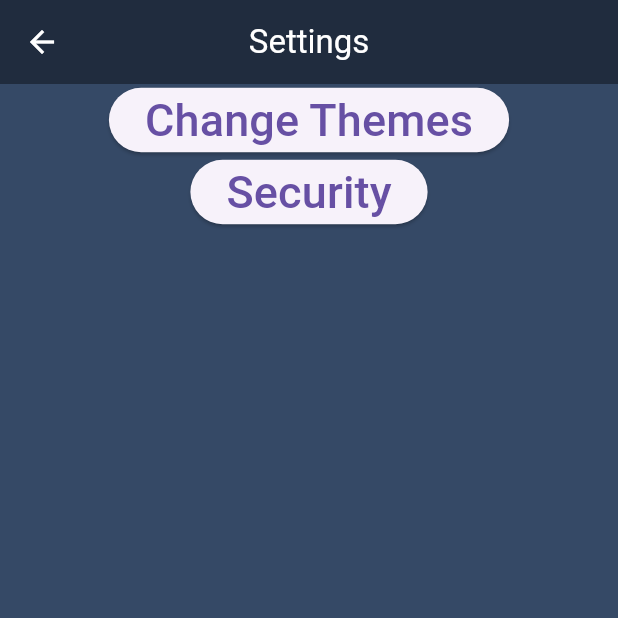
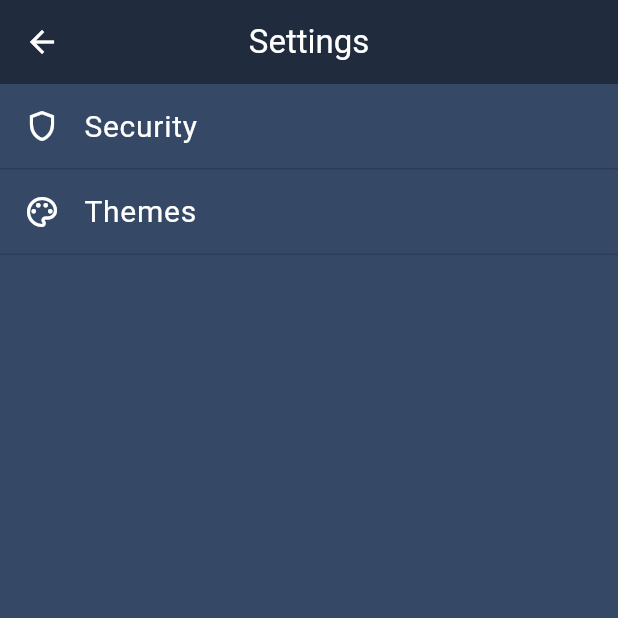
Before and after one commit to BPUP-Suite/Messanger, a Flutter app: the Settings screen opened directly, on a phone screen of 412 x 824 dp, the top half of it. Run offline on Flutter 3.47's test engine with Material 3 defaults, Android fonts, the phone set to English and light mode, and no system bars; our stand-ins replace flutter_speed_dial, local_auth, shared_preferences; accounts and stored records are empty; network calls fail.

Commit message:
update: - migliorato (poco ma necessario) il designi delle impostazioni e di "security" - aggiustato il colore di sfondo di quando si clicca il floatinActionButton in chatList (bianco -> black opacity 0.4) - provato a fare cose con i pannelli della bottom bar ma non sono capace e ho sonno

```diff
--- a/lib/faces/Settings/settings.dart
+++ b/lib/faces/Settings/settings.dart
@@ -21,14 +21,43 @@ class Settings extends StatelessWidget {
       body: Center(
         child: Column(
           children: [
-            ElevatedButton(
-              child: Text(
-                "Change Themes",
+            //Security
+            GestureDetector(
+                onTap: () {
+                  Navigator.push(
+                    context,
+                    MaterialPageRoute(
+                      builder: (context) => Security(),
+                    ),
+                  );
+                },
+                child: Column(
+                  children: [
+                    Container(
+                      child: ListTile(
+                        leading: ExcludeSemantics(
+                          child: Icon(
+                            Icons.shield_outlined, color: Colors.white,),
+                        ),
+                        title: Text(
+                          "Security",
                           style: TextStyle(
-                    fontSize: 30
+                            color: Colors.white,
+                            fontSize: 20,
                           ),
                         ),
-              onPressed: () {
+                      ),
+                    ),
+                    Divider(
+                      height: 1,
+                      color: Color(0xff202c3e).withOpacity(0.4),
+                    ),
+                  ],
+                ),
+            ),
+            //Themes
+            GestureDetector(
+              onTap: () {
                 Navigator.push(
                   context,
                   MaterialPageRoute(
@@ -36,22 +65,29 @@ class Settings extends StatelessWidget {
                   ),
                 );
               },
+              child: Column(
+                children: [
+                  Container(
+                    child: ListTile(
+                      leading: ExcludeSemantics(
+                        child: Icon(
+                          Icons.color_lens_outlined, color: Colors.white,),
                       ),
-            ElevatedButton(
-              child: Text(
-                "Security",
+                      title: Text(
+                        "Themes",
                         style: TextStyle(
-                    fontSize: 30
+                          color: Colors.white,
+                          fontSize: 20,
                         ),
                       ),
-              onPressed: () {
-                Navigator.push(
-                  context,
-                  MaterialPageRoute(
-                    builder: (context) => Security(),
                     ),
-                );
-              },
+                  ),
+                  Divider(
+                    height: 1,
+                    color: Color(0xff202c3e).withOpacity(0.4),
+                  ),
+                ],
+              ),
             ),
           ],
         ),
--- a/lib/faces/chatList.dart
+++ b/lib/faces/chatList.dart
@@ -173,6 +173,8 @@ class ChatList extends StatelessWidget {
           ],
         ),
       ),
+
+      //action button
       floatingActionButton: SpeedDial(
         backgroundColor: Colors.lightBlue,
         animatedIcon: AnimatedIcons.menu_close,
@@ -181,6 +183,10 @@ class ChatList extends StatelessWidget {
         spacing: 5,
         spaceBetweenChildren: 5,
         closeManually: false,
+        overlayColor: Colors.black,
+        overlayOpacity: 0.4,
+
+        // 3 pulsantini che appaiono quando si clicca il pulsante
         children: [
           SpeedDialChild(
             child: Icon(Icons.add),
```
Also changed, not shown: lib/faces/Settings/security.dart (+22 -20 lines), lib/faces/chats/chat.dart (+40 -135 lines). Lines whose indentation alone changed are shown as unchanged.
